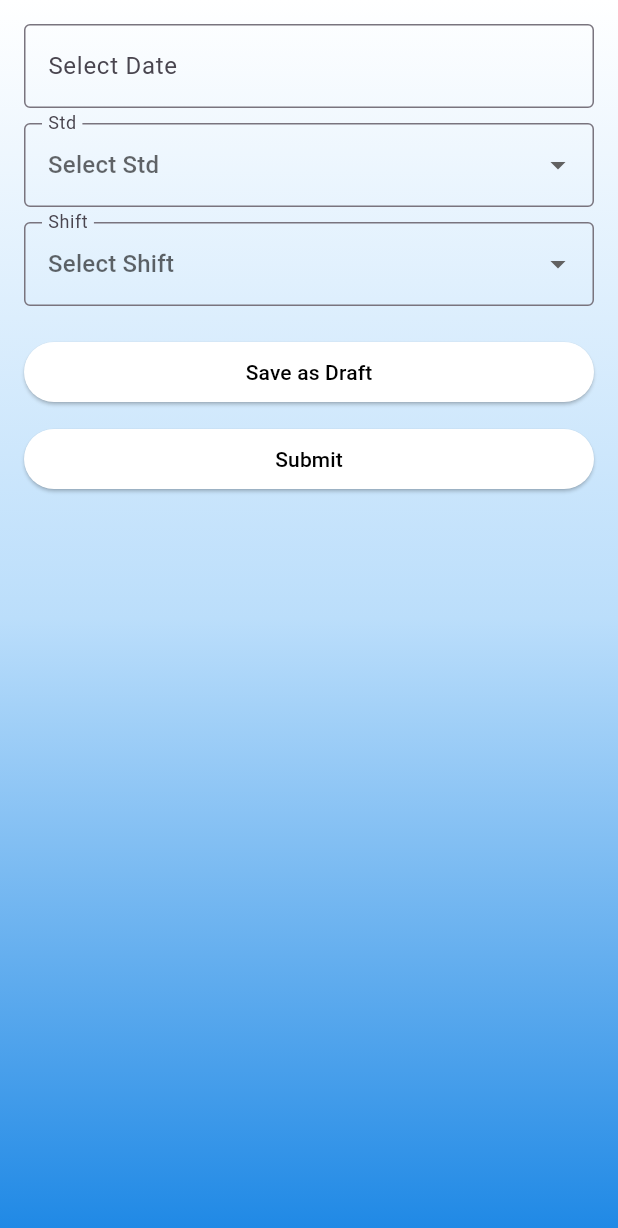
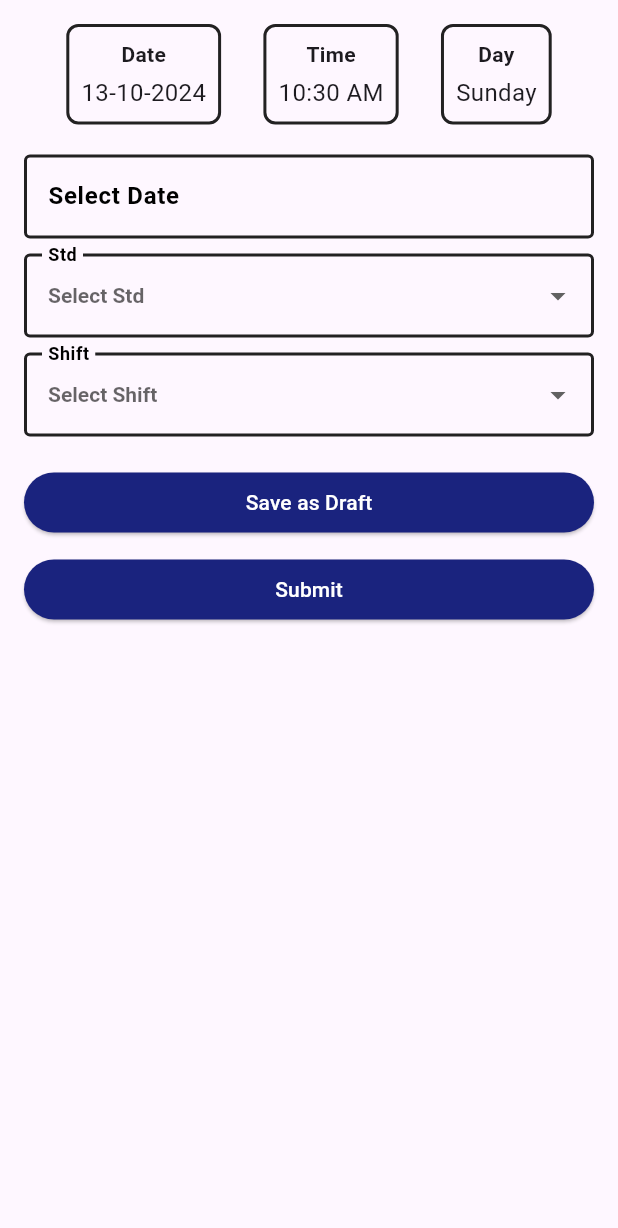
Before and after one commit to TTVS2024/tvsproject, a Flutter app: the WorksheetForm widget shown alone on an empty page, opened directly, on a phone screen of 412 x 824 dp. Shown: the top 1228 px of the screen. Run offline on Flutter 3.47's test engine with Material 3 defaults, Android fonts, the phone set to English and light mode, and no system bars; missing offline and left inert: mongo_dart.

Commit message:
Update assemblyconsolidationForm.dart

```diff
--- a/lib/assemblyconsolidationForm.dart
+++ b/lib/assemblyconsolidationForm.dart
@@ -1,8 +1,8 @@
 import 'package:flutter/material.dart';
 import 'package:intl/intl.dart';
 
-class assemblyconsole extends StatelessWidget {
-  const assemblyconsole({Key? key}) : super(key: key);
+class AssemblyConsole extends StatelessWidget {
+  const AssemblyConsole({Key? key}) : super(key: key);
 
   @override
   Widget build(BuildContext context) {
@@ -10,14 +10,15 @@ class assemblyconsole extends StatelessWidget {
       debugShowCheckedModeBanner: false,
       home: Scaffold(
         appBar: AppBar(
-          title: Text('NA5-Assembly Consolidation'),
-          backgroundColor: Colors.blue,
+          title: const Text(
+            'NA5-Assembly Consolidation',
+            style: TextStyle(color: Colors.white),
+          ),
+          backgroundColor: Colors.indigo.shade900,
           leading: IconButton(
-            icon: Icon(Icons.arrow_back),
-            onPressed: () {
-              Navigator.pop(context);
-            },
-          ), // Blue app bar
+            icon: const Icon(Icons.arrow_back, color: Colors.white),
+            onPressed: () => Navigator.pop(context),
+          ),
         ),
         body: const WorksheetForm(),
       ),
@@ -26,21 +27,27 @@ class assemblyconsole extends StatelessWidget {
 }
 
 class WorksheetForm extends StatefulWidget {
-  const WorksheetForm({super.key});
+  const WorksheetForm({Key? key}) : super(key: key);
 
   @override
-  _WorksheetForm createState() => _WorksheetForm();
+  _WorksheetFormState createState() => _WorksheetFormState();
 }
 
-class _WorksheetForm extends State<WorksheetForm> {
-  final _formKey = GlobalKey<FormState>();
+class _WorksheetFormState extends State<WorksheetForm> {
+  // Correctly initialize the GlobalKey<FormState>
+  final GlobalKey<FormState> _formKey = GlobalKey<FormState>();
 
   // TextEditingControllers for capturing input
-  TextEditingController monthController = TextEditingController();
+  final TextEditingController monthController = TextEditingController();
 
   // Dropdown values
   String? selectedStd;
   String? selectedShift;
+
+  // Get current date, time, and day
+  String getCurrentDate() => DateFormat('dd-MM-yyyy').format(DateTime.now());
+  String getCurrentTime() => DateFormat('hh:mm a').format(DateTime.now());
+  String getCurrentDay() => DateFormat('EEEE').format(DateTime.now());
 
   // Function to show Date Picker for Month selection
   Future<void> _selectMonth(BuildContext context) async {
@@ -53,41 +60,61 @@ class _WorksheetForm extends State<WorksheetForm> {
 
     if (picked != null) {
       setState(() {
-        // Format the picked date into 'dd MMMM yyyy'
         monthController.text = DateFormat('dd MMMM yyyy').format(picked);
-      });
-    } else {
-      // If the user cancels the date picker, make sure no error is thrown.
-      setState(() {
-        monthController.text = ''; // Optionally clear the field
       });
     }
   }
 
   @override
   Widget build(BuildContext context) {
-    return Container(
-        decoration: BoxDecoration(
-          gradient: LinearGradient(
-            colors: [Colors.white, Colors.blue.shade100, Colors.blue.shade600],
-            begin: Alignment.topCenter,
-            end: Alignment.bottomCenter,
-          ),
-        ),
-        child: Padding(
+    return Padding(
       padding: const EdgeInsets.all(16.0),
       child: Form(
-            key: _formKey,
+        key: _formKey, // Correctly assigning the key to the Form
         child: ListView(
           children: [
+            // Row to display Date, Time, and Day at the top
+            Row(
+              mainAxisAlignment: MainAxisAlignment.spaceEvenly,
+              children: [
+                _buildInfoBox('Date', getCurrentDate()),
+                _buildInfoBox('Time', getCurrentTime()),
+                _buildInfoBox('Day', getCurrentDay()),
+              ],
+            ),
+            const SizedBox(height: 20),
+
+            // Input fields start here
             GestureDetector(
               onTap: () => _selectMonth(context),
               child: AbsorbPointer(
                 child: TextFormField(
                   controller: monthController,
-                      decoration: InputDecoration(
+                  style: const TextStyle(
+                    color: Colors.black87,
+                    fontWeight: FontWeight.bold,
+                  ),
+                  decoration: const InputDecoration(
                     labelText: 'Select Date',
-                        border: OutlineInputBorder(),
+                    labelStyle: const TextStyle(
+                      fontWeight: FontWeight.bold, // Make the label text bold
+                      color: Colors.black, // Change label color to black
+                    ),
+                    border: const OutlineInputBorder(
+                      borderSide: BorderSide(
+                          color: Colors.black87,
+                          width: 2.0), // Set border color and width
+                    ),
+                    focusedBorder: const OutlineInputBorder(
+                      borderSide: BorderSide(
+                          color: Colors.black87,
+                          width: 2.0), // Set focused border color and width
+                    ),
+                    enabledBorder: const OutlineInputBorder(
+                      borderSide: BorderSide(
+                          color: Colors.black87,
+                          width: 2.0), // Set enabled border color and width
+                    ),
                   ),
                   validator: (value) {
                     if (value == null || value.isEmpty) {
@@ -101,11 +128,33 @@ class _WorksheetForm extends State<WorksheetForm> {
             const SizedBox(height: 10),
             DropdownButtonFormField<String>(
               value: selectedStd,
-                  decoration: InputDecoration(
+              style: const TextStyle(
+                color: Colors.black87,
+                fontWeight: FontWeight.bold,
+              ),
+              decoration: const InputDecoration(
                 labelText: 'Std',
-                    border: OutlineInputBorder(),
+                labelStyle: const TextStyle(
+                  fontWeight: FontWeight.bold, // Make the label text bold
+                  color: Colors.black, // Change label color to black
                 ),
-                  hint: Text('Select Std'),
+                border: const OutlineInputBorder(
+                  borderSide: BorderSide(
+                      color: Colors.black87,
+                      width: 2.0), // Set border color and width
+                ),
+                focusedBorder: const OutlineInputBorder(
+                  borderSide: BorderSide(
+                      color: Colors.black87,
+                      width: 2.0), // Set focused border color and width
+                ),
+                enabledBorder: const OutlineInputBorder(
+                  borderSide: BorderSide(
+                      color: Colors.black87,
+                      width: 2.0), // Set enabled border color and width
+                ),
+              ),
+              hint: const Text('Select Std'),
               items: [
                 'LKG',
                 'UKG',
@@ -121,13 +170,13 @@ class _WorksheetForm extends State<WorksheetForm> {
                 'X',
                 'XI',
                 'XII'
-                  ].map<DropdownMenuItem<String>>((String value) {
+              ].map((value) {
                 return DropdownMenuItem<String>(
                   value: value,
                   child: Text(value),
                 );
               }).toList(),
-                  onChanged: (String? newValue) {
+              onChanged: (newValue) {
                 setState(() {
                   selectedStd = newValue;
                 });
@@ -142,19 +191,40 @@ class _WorksheetForm extends State<WorksheetForm> {
             const SizedBox(height: 10),
             DropdownButtonFormField<String>(
               value: selectedShift,
-                  decoration: InputDecoration(
+              style: const TextStyle(
+                color: Colors.black87,
+                fontWeight: FontWeight.bold,
+              ),
+              decoration: const InputDecoration(
                 labelText: 'Shift',
-                    border: OutlineInputBorder(),
+                labelStyle: const TextStyle(
+                  fontWeight: FontWeight.bold, // Make the label text bold
+                  color: Colors.black, // Change label color to black
                 ),
-                  hint: Text('Select Shift'),
-                  items: ['FN', 'AN']
-                      .map<DropdownMenuItem<String>>((String value) {
+                border: const OutlineInputBorder(
+                  borderSide: BorderSide(
+                      color: Colors.black87,
+                      width: 2.0), // Set border color and width
+                ),
+                focusedBorder: const OutlineInputBorder(
+                  borderSide: BorderSide(
+                      color: Colors.black87,
+                      width: 2.0), // Set focused border color and width
+                ),
+                enabledBorder: const OutlineInputBorder(
+                  borderSide: BorderSide(
+                      color: Colors.black87,
+                      width: 2.0), // Set enabled border color and width
+                ),
+              ),
+              hint: const Text('Select Shift'),
+              items: ['FN', 'AN'].map((value) {
                 return DropdownMenuItem<String>(
                   value: value,
                   child: Text(value),
                 );
               }).toList(),
-                  onChanged: (String? newValue) {
+              onChanged: (newValue) {
                 setState(() {
                   selectedShift = newValue;
                 });
@@ -169,19 +239,15 @@ class _WorksheetForm extends State<WorksheetForm> {
             const SizedBox(height: 20),
             ElevatedButton(
               onPressed: () {
-                    // Save as Draft Logic
                 ScaffoldMessenger.of(context).showSnackBar(
                   const SnackBar(content: Text('Form saved as draft')),
                 );
               },
               style: ElevatedButton.styleFrom(
-                    backgroundColor: Colors.white,
+                backgroundColor: Colors.indigo.shade900,
               ),
-                  child: const Text(
-                    'Save as Draft',
-                    style: TextStyle(
-                        color: Colors.black), // Correct way to style text
-                  ),
+              child: const Text('Save as Draft',
+                  style: TextStyle(color: Colors.white)),
             ),
             const SizedBox(height: 10),
             ElevatedButton(
@@ -193,16 +259,32 @@ class _WorksheetForm extends State<WorksheetForm> {
                 }
               },
               style: ElevatedButton.styleFrom(
-                    backgroundColor: Colors.white,
+                backgroundColor: Colors.indigo.shade900,
               ),
-                  child: const Text(
-                    'Submit',
-                    style: TextStyle(color: Colors.black),
-                  ),
+              child:
+                  const Text('Submit', style: TextStyle(color: Colors.white)),
             ),
           ],
         ),
       ),
-        ));
+    );
+  }
+
+  // Helper function to build an info box for Date, Time, and Day
+  Widget _buildInfoBox(String label, String value) {
+    return Container(
+      padding: const EdgeInsets.all(8.0),
+      decoration: BoxDecoration(
+        border: Border.all(color: Colors.black87, width: 2.0),
+        borderRadius: BorderRadius.circular(8.0),
+      ),
+      child: Column(
+        children: [
+          Text(label, style: const TextStyle(fontWeight: FontWeight.bold)),
+          const SizedBox(height: 4),
+          Text(value, style: const TextStyle(fontSize: 16)),
+        ],
+      ),
+    );
   }
 }
```
Lines whose indentation alone changed are shown as unchanged.
